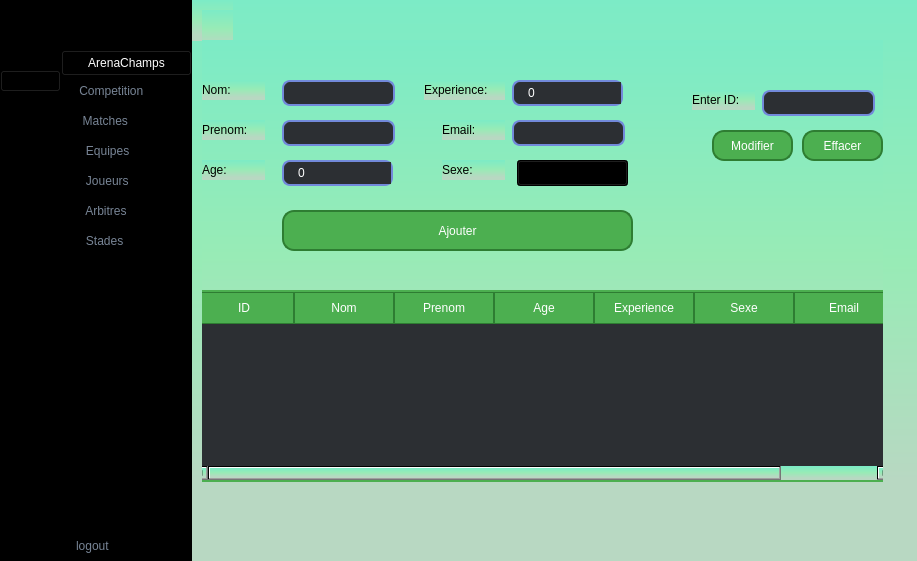
Before: the Qt Designer form mainwindow.ui in ProjetCPP-S2-2A15/projetcpp2a15-proliga, drawn with Qt 5.
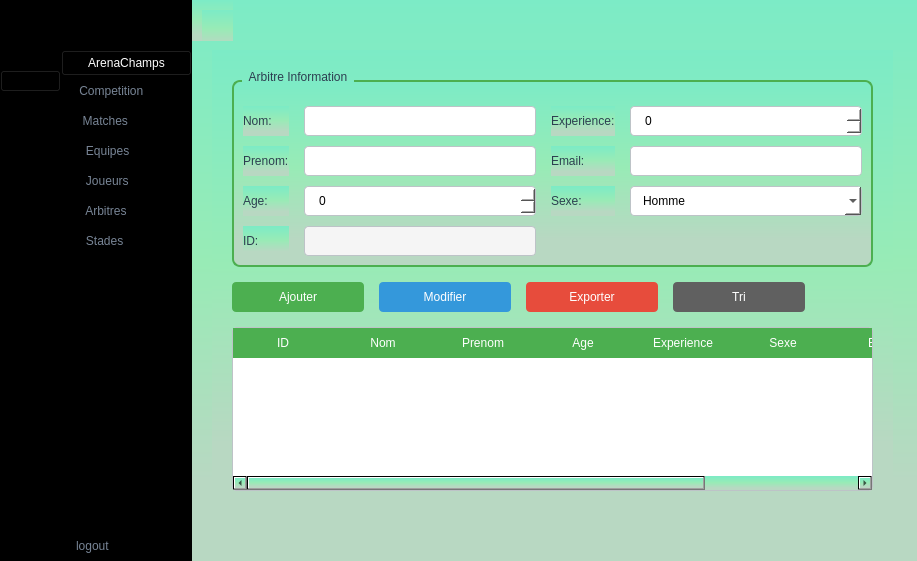
After: the same form once the commit is applied. Icons and pictures are not drawn.

Commit message: tri et exporter

```diff
--- a/mainwindow.ui
+++ b/mainwindow.ui
@@ -588,8 +588,8 @@
       <widget class="QStackedWidget" name="stackedWidget">
        <property name="geometry">
         <rect>
-         <x>10</x>
-         <y>40</y>
+         <x>20</x>
+         <y>50</y>
          <width>681</width>
          <height>461</height>
         </rect>
@@ -673,225 +673,219 @@
         </widget>
        </widget>
        <widget class="QWidget" name="arbitrePage">
-        <widget class="QLineEdit" name="lineEdit_nom">
-         <property name="geometry">
-          <rect>
-           <x>80</x>
-           <y>40</y>
-           <width>113</width>
-           <height>26</height>
-          </rect>
+        <layout class="QVBoxLayout" name="verticalLayout_5">
+         <property name="spacing">
+          <number>15</number>
          </property>
-         <property name="styleSheet">
-          <string notr="true">QLineEdit {
-    background-color: #2C2F33;
-    color: #FFFFFF;
-    border: 2px solid #7289DA;
-    border-radius: 8px;
-    padding: 6px 12px;
-    font-size: 14px;
-    selection-background-color: rgba(0, 122, 204, 0.5);
-}
-
-QLineEdit:hover {
-    border: 2px solid #5DADE2;
-}
-
-QLineEdit:focus {
-    border: 2px solid #00A8E8;
-    background-color: #1E2125;
-    color: white;
-}
-</string>
+         <property name="leftMargin">
+          <number>20</number>
          </property>
-        </widget>
-        <widget class="QLineEdit" name="lineEdit_email">
-         <property name="geometry">
-          <rect>
-           <x>310</x>
-           <y>80</y>
-           <width>113</width>
-           <height>26</height>
-          </rect>
+         <property name="topMargin">
+          <number>20</number>
          </property>
-         <property name="styleSheet">
-          <string notr="true">QLineEdit {
-    background-color: #2C2F33;
-    color: #FFFFFF;
-    border: 2px solid #7289DA;
-    border-radius: 8px;
-    padding: 6px 12px;
-    font-size: 14px;
-    selection-background-color: rgba(0, 122, 204, 0.5);
-}
-
-QLineEdit:hover {
-    border: 2px solid #5DADE2;
-}
-
-QLineEdit:focus {
-    border: 2px solid #00A8E8;
-    background-color: #1E2125;
-    color: white;
-}
-</string>
+         <property name="rightMargin">
+          <number>20</number>
          </property>
-        </widget>
-        <widget class="QLineEdit" name="lineEdit_prenom">
-         <property name="geometry">
-          <rect>
-           <x>80</x>
-           <y>80</y>
-           <width>113</width>
-           <height>26</height>
-          </rect>
+         <property name="bottomMargin">
+          <number>20</number>
          </property>
+         <item>
+          <widget class="QGroupBox" name="groupBox">
          <property name="styleSheet">
-          <string notr="true">QLineEdit {
-    background-color: #2C2F33;
-    color: #FFFFFF;
-    border: 2px solid #7289DA;
-    border-radius: 8px;
-    padding: 6px 12px;
-    font-size: 14px;
-    selection-background-color: rgba(0, 122, 204, 0.5);
-}
+            <string notr="true">QGroupBox {
+           border: 2px solid #4CAF50;
+           border-radius: 8px;
+           margin-top: 10px;
+           padding-top: 15px;
+           font: bold 12pt 'Segoe UI';
+           color: #2C3E50;
+       }
 
-QLineEdit:hover {
-    border: 2px solid #5DADE2;
-}
-
-QLineEdit:focus {
-    border: 2px solid #00A8E8;
-    background-color: #1E2125;
-    color: white;
-}
-</string>
-         </property>
-        </widget>
+       QGroupBox::title {
+           subcontrol-origin: margin;
+           left: 10px;
+           padding: 0 5px;
+       }</string>
+           </property>
+           <property name="title">
+            <string>Arbitre Information</string>
+           </property>
+           <layout class="QGridLayout" name="gridLayout_2">
+            <property name="horizontalSpacing">
+             <number>15</number>
+            </property>
+            <property name="verticalSpacing">
+             <number>10</number>
+            </property>
+            <item row="0" column="0">
         <widget class="QLabel" name="label">
-         <property name="geometry">
-          <rect>
-           <x>0</x>
-           <y>40</y>
-           <width>63</width>
-           <height>20</height>
-          </rect>
+              <property name="styleSheet">
+               <string notr="true">font: 10pt 'Segoe UI'; color: #2C3E50;</string>
          </property>
          <property name="text">
           <string>Nom:</string>
          </property>
         </widget>
-        <widget class="QLabel" name="label_2">
-         <property name="geometry">
-          <rect>
-           <x>0</x>
-           <y>80</y>
-           <width>63</width>
-           <height>20</height>
-          </rect>
-         </property>
-         <property name="text">
-          <string>Prenom:</string>
-         </property>
-        </widget>
-        <widget class="QLabel" name="label_3">
-         <property name="geometry">
-          <rect>
-           <x>0</x>
-           <y>120</y>
-           <width>63</width>
-           <height>20</height>
-          </rect>
-         </property>
-         <property name="text">
-          <string>Age:</string>
-         </property>
-        </widget>
+            </item>
+            <item row="0" column="1">
+             <widget class="QLineEdit" name="lineEdit_nom">
+              <property name="styleSheet">
+               <string notr="true">QLineEdit {
+           background-color: #FFFFFF;
+           border: 1px solid #BDC3C7;
+           border-radius: 4px;
+           padding: 6px 12px;
+           font: 10pt 'Segoe UI';
+           selection-background-color: #4CAF50;
+       }
+
+       QLineEdit:focus {
+           border: 1px solid #4CAF50;
+       }</string>
+              </property>
+             </widget>
+            </item>
+            <item row="0" column="2">
         <widget class="QLabel" name="label_9">
-         <property name="geometry">
-          <rect>
-           <x>222</x>
-           <y>40</y>
-           <width>81</width>
-           <height>20</height>
-          </rect>
+              <property name="styleSheet">
+               <string notr="true">font: 10pt 'Segoe UI'; color: #2C3E50;</string>
          </property>
          <property name="text">
           <string>Experience:</string>
          </property>
         </widget>
+            </item>
+            <item row="0" column="3">
+             <widget class="QSpinBox" name="lineEdit_experience">
+              <property name="styleSheet">
+               <string notr="true">QSpinBox {
+           background-color: #FFFFFF;
+           border: 1px solid #BDC3C7;
+           border-radius: 4px;
+           padding: 6px 12px;
+           font: 10pt 'Segoe UI';
+       }
+
+       QSpinBox:focus {
+           border: 1px solid #4CAF50;
+       }</string>
+              </property>
+             </widget>
+            </item>
+            <item row="1" column="0">
+             <widget class="QLabel" name="label_2">
+              <property name="styleSheet">
+               <string notr="true">font: 10pt 'Segoe UI'; color: #2C3E50;</string>
+              </property>
+              <property name="text">
+               <string>Prenom:</string>
+              </property>
+             </widget>
+            </item>
+            <item row="1" column="1">
+             <widget class="QLineEdit" name="lineEdit_prenom">
+              <property name="styleSheet">
+               <string notr="true">QLineEdit {
+           background-color: #FFFFFF;
+           border: 1px solid #BDC3C7;
+           border-radius: 4px;
+           padding: 6px 12px;
+           font: 10pt 'Segoe UI';
+           selection-background-color: #4CAF50;
+       }
+
+       QLineEdit:focus {
+           border: 1px solid #4CAF50;
+       }</string>
+              </property>
+             </widget>
+            </item>
+            <item row="1" column="2">
         <widget class="QLabel" name="label_11">
-         <property name="geometry">
-          <rect>
-           <x>240</x>
-           <y>80</y>
-           <width>63</width>
-           <height>20</height>
-          </rect>
+              <property name="styleSheet">
+               <string notr="true">font: 10pt 'Segoe UI'; color: #2C3E50;</string>
          </property>
          <property name="text">
           <string>Email:</string>
          </property>
         </widget>
+            </item>
+            <item row="1" column="3">
+             <widget class="QLineEdit" name="lineEdit_email">
+              <property name="styleSheet">
+               <string notr="true">QLineEdit {
+           background-color: #FFFFFF;
+           border: 1px solid #BDC3C7;
+           border-radius: 4px;
+           padding: 6px 12px;
+           font: 10pt 'Segoe UI';
+           selection-background-color: #4CAF50;
+       }
+
+       QLineEdit:focus {
+           border: 1px solid #4CAF50;
+       }</string>
+              </property>
+             </widget>
+            </item>
+            <item row="2" column="0">
+             <widget class="QLabel" name="label_3">
+              <property name="styleSheet">
+               <string notr="true">font: 10pt 'Segoe UI'; color: #2C3E50;</string>
+              </property>
+              <property name="text">
+               <string>Age:</string>
+              </property>
+             </widget>
+            </item>
+            <item row="2" column="1">
+             <widget class="QSpinBox" name="lineEdit_age">
+              <property name="styleSheet">
+               <string notr="true">QSpinBox {
+           background-color: #FFFFFF;
+           border: 1px solid #BDC3C7;
+           border-radius: 4px;
+           padding: 6px 12px;
+           font: 10pt 'Segoe UI';
+       }
+
+       QSpinBox:focus {
+           border: 1px solid #4CAF50;
+       }</string>
+              </property>
+             </widget>
+            </item>
+            <item row="2" column="2">
         <widget class="QLabel" name="label_12">
-         <property name="geometry">
-          <rect>
-           <x>240</x>
-           <y>120</y>
-           <width>63</width>
-           <height>20</height>
-          </rect>
+              <property name="styleSheet">
+               <string notr="true">font: 10pt 'Segoe UI'; color: #2C3E50;</string>
          </property>
          <property name="text">
           <string>Sexe:</string>
          </property>
         </widget>
+            </item>
+            <item row="2" column="3">
         <widget class="QComboBox" name="comboBox_sexe">
-         <property name="geometry">
-          <rect>
-           <x>315</x>
-           <y>120</y>
-           <width>111</width>
-           <height>26</height>
-          </rect>
-         </property>
          <property name="styleSheet">
-          <string notr="true">ui-&gt;comboBox_type-&gt;setStyleSheet(
-    &quot;QComboBox {&quot;
-    &quot;    border: 2px solid #4CAF50;&quot; /* Green border */
-    &quot;    border-radius: 8px;&quot; /* Rounded corners */
-    &quot;    padding: 4px;&quot;
-    &quot;    font: 10pt 'Segoe UI';&quot;
-    &quot;    background-color: #e0f7fa;&quot; /* Light cyan */
-    &quot;    color: #333333;&quot; /* Dark text */
-    &quot;    min-height: 25px;&quot;
-    &quot;    min-width: 150px;&quot;
-    &quot;} &quot;
-    &quot;QComboBox::drop-down {&quot;
-    &quot;    border: none;&quot;
-    &quot;    background: #4CAF50;&quot; /* Green background */
-    &quot;    width: 20px;&quot;
-    &quot;}&quot;
+               <string notr="true">QComboBox {
+           background-color: #FFFFFF;
+           border: 1px solid #BDC3C7;
+           border-radius: 4px;
+           padding: 6px 12px;
+           font: 10pt 'Segoe UI';
+           min-width: 100px;
+       }
 
-    &quot;QComboBox::down-arrow {&quot;
-    &quot;    image: url(:/icons/down-arrow.png);&quot; /* Correct path */
-    &quot;    width: 12px;&quot;
-    &quot;    height: 12px;&quot;
-    &quot;    margin-right: 5px;&quot;
-    &quot;}&quot;
+       QComboBox:focus {
+           border: 1px solid #4CAF50;
+       }
 
-    &quot;QComboBox QAbstractItemView {&quot;
-    &quot;    border: 2px solid #4CAF50;&quot; /* Green border */
-    &quot;    selection-background-color: #4CAF50;&quot;
-    &quot;    selection-color: white;&quot;
-    &quot;    background: #ffffff;&quot; /* White background */
-    &quot;}&quot;
-    &quot;QComboBox::drop-down:hover {&quot;
-    &quot;    background: #388E3C;&quot; /* Darker green on hover */
-    &quot;}&quot;
- );
-</string>
+       QComboBox QAbstractItemView {
+           border: 1px solid #BDC3C7;
+           selection-background-color: #4CAF50;
+           selection-color: white;
+       }</string>
          </property>
          <item>
           <property name="text">
@@ -904,220 +898,190 @@
           </property>
          </item>
         </widget>
+            </item>
+            <item row="3" column="0">
+             <widget class="QLabel" name="label_8">
+              <property name="styleSheet">
+               <string notr="true">font: 10pt 'Segoe UI'; color: #2C3E50;</string>
+              </property>
+              <property name="text">
+               <string>ID:</string>
+              </property>
+             </widget>
+            </item>
+            <item row="3" column="1">
+             <widget class="QLineEdit" name="lineEdit_id">
+              <property name="styleSheet">
+               <string notr="true">QLineEdit {
+           background-color: #F5F5F5;
+           border: 1px solid #BDC3C7;
+           border-radius: 4px;
+           padding: 6px 12px;
+           font: 10pt 'Segoe UI';
+           color: #7F8C8D;
+       }</string>
+              </property>
+              <property name="readOnly">
+               <bool>true</bool>
+              </property>
+             </widget>
+            </item>
+           </layout>
+          </widget>
+         </item>
+         <item>
+          <layout class="QHBoxLayout" name="horizontalLayout_3">
+           <item>
         <widget class="QPushButton" name="pushButton_add">
-         <property name="geometry">
-          <rect>
-           <x>80</x>
-           <y>170</y>
-           <width>351</width>
-           <height>41</height>
-          </rect>
-         </property>
          <property name="styleSheet">
           <string notr="true">QPushButton {
-    background-color: #4CAF50; /* Match the green theme */
-    color: #ffffff; /* White text */
-    border-radius: 12px; /* Rounded corners */
-    padding: 6px 12px;
-    font: bold 10pt &quot;Segoe UI&quot;;
-    border: 2px solid #2E7D32; /* Darker green border */
-}
+           background-color: #4CAF50;
+           color: white;
+           border: none;
+           border-radius: 4px;
+           padding: 8px 16px;
+           font: bold 10pt 'Segoe UI';
+           min-width: 100px;
+       }
 
 QPushButton:hover {
     background-color: #45A049; /* Slightly darker green when hovered */
 }
 
-QPushButton:pressed {
-    background-color: #388E3C; /* Even darker green for click effect */
-    border-style: inset; /* Makes the button appear pressed */
-}
-
-QPushButton:disabled {
-    background-color: #BDBDBD; /* Gray out when disabled */
-    color: #757575;
-    border: 2px solid #9E9E9E;
-}
-</string>
+       QPushButton:pressed {
+           background-color: #3D8B40;
+       }</string>
          </property>
          <property name="text">
           <string>Ajouter</string>
          </property>
         </widget>
+           </item>
+           <item>
         <widget class="QPushButton" name="pushButton_update">
-         <property name="geometry">
-          <rect>
-           <x>510</x>
-           <y>90</y>
-           <width>81</width>
-           <height>31</height>
-          </rect>
-         </property>
          <property name="styleSheet">
           <string notr="true">QPushButton {
-    background-color: #4CAF50; /* Match the green theme */
-    color: #ffffff; /* White text */
-    border-radius: 12px; /* Rounded corners */
-    padding: 6px 12px;
-    font: bold 8pt &quot;Segoe UI&quot;;
-    border: 2px solid #2E7D32; /* Darker green border */
-}
+           background-color: #3498DB;
+           color: white;
+           border: none;
+           border-radius: 4px;
+           padding: 8px 16px;
+           font: bold 10pt 'Segoe UI';
+           min-width: 100px;
+       }
 
 QPushButton:hover {
     background-color: #45A049; /* Slightly darker green when hovered */
 }
 
-QPushButton:pressed {
-    background-color: #388E3C; /* Even darker green for click effect */
-    border-style: inset; /* Makes the button appear pressed */
-}
-
-QPushButton:disabled {
-    background-color: #BDBDBD; /* Gray out when disabled */
-    color: #757575;
-    border: 2px solid #9E9E9E;
-}
-</string>
+       QPushButton:pressed {
+           background-color: #2472A4;
+       }</string>
          </property>
          <property name="text">
           <string>Modifier</string>
          </property>
         </widget>
-        <widget class="QPushButton" name="pushButton_delete">
-         <property name="geometry">
-          <rect>
-           <x>600</x>
-           <y>90</y>
-           <width>81</width>
-           <height>31</height>
-          </rect>
-         </property>
+           </item>
+           <item>
+            <widget class="QPushButton" name="pushButton_exporter">
          <property name="styleSheet">
           <string notr="true">QPushButton {
-    background-color: #4CAF50; /* Match the green theme */
-    color: #ffffff; /* White text */
-    border-radius: 12px; /* Rounded corners */
-    padding: 6px 12px;
-    font: bold 8pt &quot;Segoe UI&quot;;
-    border: 2px solid #2E7D32; /* Darker green border */
-}
+           background-color: #E74C3C;
+           color: white;
+           border: none;
+           border-radius: 4px;
+           padding: 8px 16px;
+           font: bold 10pt 'Segoe UI';
+           min-width: 100px;
+       }
 
 QPushButton:hover {
     background-color: #45A049; /* Slightly darker green when hovered */
 }
 
-QPushButton:pressed {
-    background-color: #388E3C; /* Even darker green for click effect */
-    border-style: inset; /* Makes the button appear pressed */
-}
-
-QPushButton:disabled {
-    background-color: #BDBDBD; /* Gray out when disabled */
-    color: #757575;
-    border: 2px solid #9E9E9E;
-}
-</string>
+       QPushButton:pressed {
+           background-color: #A93226;
+       }</string>
          </property>
          <property name="text">
-          <string>Effacer</string>
-         </property>
-        </widget>
-        <widget class="QLineEdit" name="lineEdit_id">
-         <property name="geometry">
-          <rect>
-           <x>560</x>
-           <y>50</y>
-           <width>113</width>
-           <height>26</height>
-          </rect>
-         </property>
+              <string>Exporter</string>
+             </property>
+            </widget>
+           </item>
+           <item>
+            <widget class="QPushButton" name="pushButton_tri">
          <property name="styleSheet">
-          <string notr="true">QLineEdit {
-    background-color: #2C2F33;
-    color: #FFFFFF;
-    border: 2px solid #7289DA;
-    border-radius: 8px;
-    padding: 6px 12px;
-    font-size: 14px;
-    selection-background-color: rgba(0, 122, 204, 0.5);
-}
+              <string notr="true">QPushButton {
+           background-color: #606060;
+           color: white;
+           border: none;
+           border-radius: 4px;
+           padding: 8px 16px;
+           font: bold 10pt 'Segoe UI';
+           min-width: 100px;
+       }
 
 QLineEdit:hover {
     border: 2px solid #5DADE2;
 }
 
-QLineEdit:focus {
-    border: 2px solid #00A8E8;
-    background-color: #1E2125;
-    color: white;
-}
-</string>
-         </property>
-        </widget>
-        <widget class="QLabel" name="label_8">
-         <property name="geometry">
-          <rect>
-           <x>490</x>
-           <y>50</y>
-           <width>63</width>
+       QPushButton:pressed {
+           background-color: #A93226;
+       }</string>
+             </property>
+             <property name="text">
+              <string>Tri</string>
+             </property>
+            </widget>
+           </item>
+           <item>
+            <spacer name="horizontalSpacer_3">
+             <property name="orientation">
+              <enum>Qt::Orientation::Horizontal</enum>
+             </property>
+             <property name="sizeHint" stdset="0">
+              <size>
+               <width>40</width>
            <height>20</height>
-          </rect>
-         </property>
-         <property name="text">
-          <string>Enter ID:</string>
-         </property>
-        </widget>
+              </size>
+             </property>
+            </spacer>
+           </item>
+          </layout>
+         </item>
+         <item>
         <widget class="QTableWidget" name="tableWidget_arbitres">
-         <property name="geometry">
-          <rect>
-           <x>-10</x>
-           <y>250</y>
-           <width>701</width>
-           <height>192</height>
-          </rect>
-         </property>
          <property name="styleSheet">
           <string notr="true">QTableWidget {
-    background-color: #2C2F33; /* Dark gray background */
-    color: #FFFFFF; /* White text */
-    border: 2px solid #4CAF50; /* Green border */
-    border-radius: 10px;
-    gridline-color: #4CAF50; /* Green grid lines */
-    font: 08pt &quot;Segoe UI&quot;;
-}
+           background-color: white;
+           border: 1px solid #BDC3C7;
+           border-radius: 4px;
+           font: 9pt 'Segoe UI';
+           gridline-color: #ECF0F1;
+       }
 
-QTableWidget::item {
-    background-color: #2C2F33; /* Dark background */
-    padding: 6px;
-    border: none;
-    color: #FFFFFF; /* White text */
-}
+       QTableWidget::item {
+           padding: 6px;
+       }
 
-QTableWidget::item:selected {
-    background-color: #4CAF50; /* Green when selected */
-    color: #000000; /* Black text on selection */
-}
+       QTableWidget::item:selected {
+           background-color: #4CAF50;
+           color: white;
+       }
 
-QHeaderView::section {
-    background-color: #4CAF50; /* Green header */
-    color: white;
-    padding: 6px;
-    border: 1px solid #2E7D32; /* Darker green border */
-    font: bold 8pt &quot;Segoe UI&quot;;
-}
+       QHeaderView::section {
+           background-color: #4CAF50;
+           color: white;
+           padding: 6px;
+           border: none;
+           font: bold 9pt 'Segoe UI';
+       }
 
-QTableWidget QTableCornerButton::section {
-    background-color: #4CAF50; /* Match header color */
-    border: 2px solid #2E7D32;
-}
-
-QHeaderView::section:hover {
-    background-color: #45A049; /* Slightly darker green on hover */
-}
-
-QTableWidget::item:hover {
-    background-color: #388E3C; /* Dark green on hover */
-}
-</string>
+       QTableCornerButton::section {
+           background-color: #4CAF50;
+           border: none;
+       }</string>
          </property>
          <column>
           <property name="text">
@@ -1154,123 +1118,14 @@
            <string>Email</string>
           </property>
          </column>
-        </widget>
-        <widget class="QSpinBox" name="lineEdit_age">
-         <property name="geometry">
-          <rect>
-           <x>80</x>
-           <y>120</y>
-           <width>111</width>
-           <height>26</height>
-          </rect>
-         </property>
-         <property name="styleSheet">
-          <string notr="true">QSpinBox {
-    background-color: #2C2F33; /* Dark background */
-    color: #FFFFFF; /* White text */
-    border: 2px solid #7289DA; /* Blue border */
-    border-radius: 8px; /* Rounded corners */
-    padding: 3px 12px;
-    font-size: 12px;
-    selection-background-color: rgba(0, 122, 204, 0.5); /* Blue highlight */
-}
-
-QSpinBox:hover {
-    border: 2px solid #5DADE2; /* Lighter blue on hover */
-}
-
-QSpinBox:focus {
-    border: 2px solid #00A8E8; /* Bright blue focus border */
-    background-color: #1E2125; /* Slightly darker background */
-    color: white;
-}
-
-/* Customize the up/down arrows */
-QSpinBox::up-button, QSpinBox::down-button {
-    background-color: #2C2F33; /* Dark background */
-    border: none;
-    width: 18px; /* Adjust button size */
-    height: 14px;
-}
-
-QSpinBox::up-button:hover, QSpinBox::down-button:hover {
-    background-color: #3B4E58; /* Slightly lighter hover effect */
-}
-
-QSpinBox::up-button:pressed, QSpinBox::down-button:pressed {
-    background-color: #1E4C79; /* Deep blue when pressed */
-}
-
-QSpinBox::up-arrow, QSpinBox::down-arrow {
-    width: 10px;
-    height: 10px;
-    image: url(:/icons/up-arrow.png); /* Replace with an actual arrow icon */
-}
-
-QSpinBox::down-arrow {
-    image: url(:/icons/down-arrow.png); /* Replace with actual icon */
-}
-</string>
-         </property>
-        </widget>
-        <widget class="QSpinBox" name="lineEdit_experience">
-         <property name="geometry">
-          <rect>
-           <x>310</x>
-           <y>40</y>
-           <width>111</width>
-           <height>26</height>
-          </rect>
-         </property>
-         <property name="styleSheet">
-          <string notr="true">QSpinBox {
-    background-color: #2C2F33; /* Dark background */
-    color: #FFFFFF; /* White text */
-    border: 2px solid #7289DA; /* Blue border */
-    border-radius: 8px; /* Rounded corners */
-    padding: 3px 12px;
-    font-size: 12px;
-    selection-background-color: rgba(0, 122, 204, 0.5); /* Blue highlight */
-}
-
-QSpinBox:hover {
-    border: 2px solid #5DADE2; /* Lighter blue on hover */
-}
-
-QSpinBox:focus {
-    border: 2px solid #00A8E8; /* Bright blue focus border */
-    background-color: #1E2125; /* Slightly darker background */
-    color: white;
-}
-
-/* Customize the up/down arrows */
-QSpinBox::up-button, QSpinBox::down-button {
-    background-color: #2C2F33; /* Dark background */
-    border: none;
-    width: 18px; /* Adjust button size */
-    height: 14px;
-}
-
-QSpinBox::up-button:hover, QSpinBox::down-button:hover {
-    background-color: #3B4E58; /* Slightly lighter hover effect */
-}
-
-QSpinBox::up-button:pressed, QSpinBox::down-button:pressed {
-    background-color: #1E4C79; /* Deep blue when pressed */
-}
-
-QSpinBox::up-arrow, QSpinBox::down-arrow {
-    width: 10px;
-    height: 10px;
-    image: url(:/icons/up-arrow.png); /* Replace with an actual arrow icon */
-}
-
-QSpinBox::down-arrow {
-    image: url(:/icons/down-arrow.png); /* Replace with actual icon */
-}
-</string>
-         </property>
-        </widget>
+           <column>
+            <property name="text">
+             <string>Actions</string>
+            </property>
+           </column>
+          </widget>
+         </item>
+        </layout>
        </widget>
        <widget class="QWidget" name="joueurPage2">
         <property name="styleSheet">
```
Left out of the diff: 24 changed lines with no effect on the pictures. Lines whose indentation alone changed are shown as unchanged. The commit also changes 6 other files.
